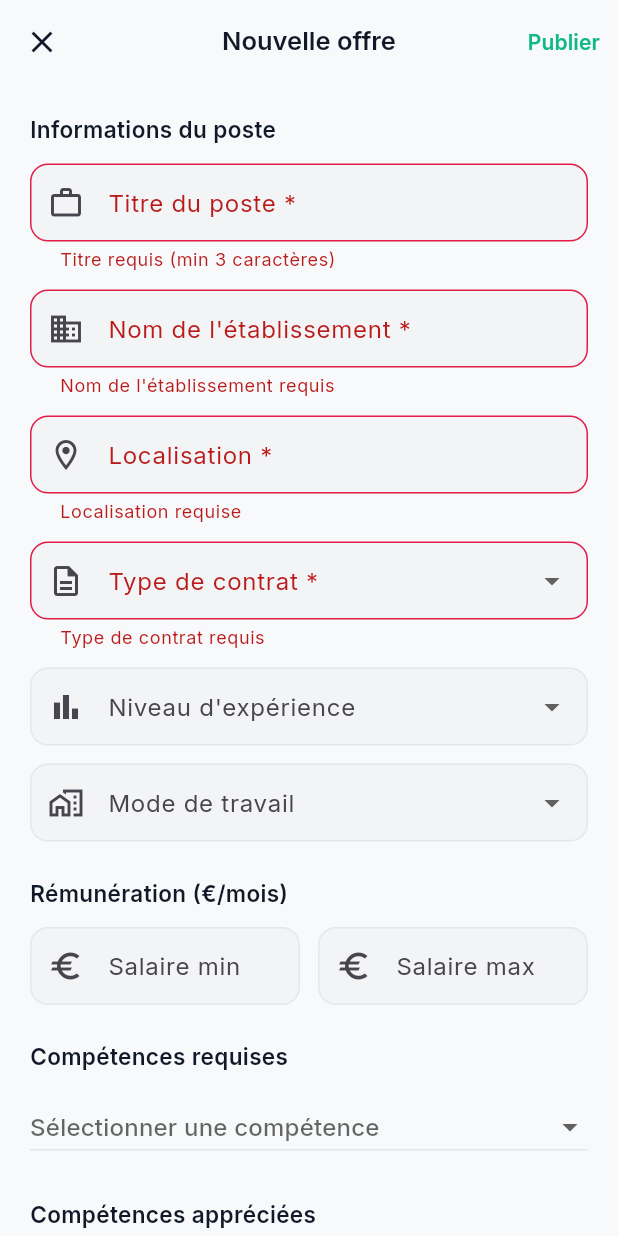
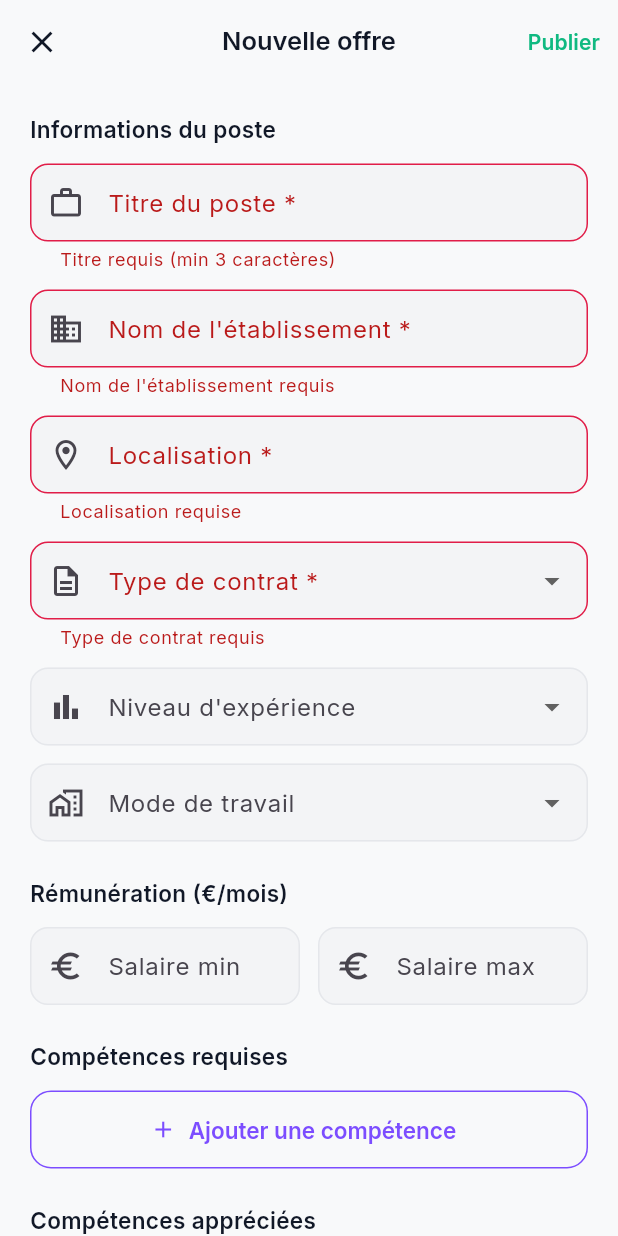
Before and after one commit to Itachi-infinito/SparkWork-Flutter, a Flutter app: the AddJobOfferPage screen opened by its route, after a tap on "Publier", on a phone screen of 412 x 824 dp. Run offline on Flutter 3.47's test engine with Material 3 defaults, Android fonts, the phone set to English and light mode, and no system bars; our stand-ins replace appinio_swiper, flutter_riverpod, go_router, google_fonts, shared_preferences, sqflite; accounts and stored records are empty.

Commit message:
SkillSelector

```diff
--- a/lib/views/recruiter/add_job_offer_page.dart
+++ b/lib/views/recruiter/add_job_offer_page.dart
@@ -344,65 +344,58 @@ class _AddJobOfferPageState extends ConsumerState<AddJobOfferPage> {
   }
 }
 
-class _SkillPicker extends StatefulWidget {
+class _SkillPicker extends StatelessWidget {
   final List<String> selected;
   final Color accentColor;
   final Color bgColor;
   final ValueChanged<List<String>> onChanged;
+  const _SkillPicker({required this.selected, required this.accentColor, required this.bgColor, required this.onChanged});
 
-  const _SkillPicker({
-    required this.selected,
-    required this.accentColor,
-    required this.bgColor,
-    required this.onChanged,
-  });
-
-  @override
-  State<_SkillPicker> createState() => _SkillPickerState();
-}
-
-class _SkillPickerState extends State<_SkillPicker> {
-  String? _value;
+  void _showPicker(BuildContext context) {
+    final available = AppSkills.horecaSkills
+        .toSet()
+        .where((s) => !selected.contains(s))
+        .toList();
+    showModalBottomSheet(
+      context: context,
+      builder: (ctx) => ListView.builder(
+        itemCount: available.length,
+        itemBuilder: (ctx, i) => ListTile(
+          title: Text(available[i]),
+          onTap: () {
+            onChanged([...selected, available[i]]);
+            Navigator.pop(ctx);
+          },
+        ),
+      ),
+    );
+  }
 
   @override
   Widget build(BuildContext context) {
     return Column(
+      crossAxisAlignment: CrossAxisAlignment.start,
       children: [
-        DropdownButton<String>(
-          value: null,
-          isExpanded: true,
-          underline: Container(height: 1, color: AppColors.border),
-          hint: const Text('Sélectionner une compétence'),
-          items: AppSkills.horecaSkills
-              .where((s) => !widget.selected.contains(s))
-              .map((s) => DropdownMenuItem(value: s, child: Text(s)))
-              .toList(),
-          onChanged: (v) {
-            if (v != null && !widget.selected.contains(v)) {
-              widget.onChanged([...widget.selected, v]);
-
-            }
-          },
+        OutlinedButton.icon(
+          onPressed: () => _showPicker(context),
+          icon: const Icon(Icons.add),
+          label: const Text('Ajouter une compétence'),
+          style: OutlinedButton.styleFrom(
+            foregroundColor: accentColor,
+            side: BorderSide(color: accentColor),
+          ),
         ),
-        if (widget.selected.isNotEmpty) ...[
+        if (selected.isNotEmpty) ...[
           const SizedBox(height: 10),
           Wrap(
             spacing: 8,
             runSpacing: 6,
-            children: widget.selected
-                .map((s) => Chip(
-                      label: Text(s,
-                          style: TextStyle(
-                              fontSize: 12, color: widget.accentColor)),
-                      backgroundColor: widget.bgColor,
-                      deleteIcon: Icon(Icons.close,
-                          size: 14, color: widget.accentColor),
-                      onDeleted: () {
-                        final updated = [...widget.selected]..remove(s);
-                        widget.onChanged(updated);
-                      },
-                    ))
-                .toList(),
+            children: selected.map((s) => Chip(
+              label: Text(s, style: TextStyle(fontSize: 12, color: accentColor)),
+              backgroundColor: bgColor,
+              deleteIcon: Icon(Icons.close, size: 14, color: accentColor),
+              onDeleted: () => onChanged([...selected]..remove(s)),
+            )).toList(),
           ),
         ],
       ],
```
Also changed, not shown: lib/views/candidate/edit_candidate_profile_page.dart (+38 -36 lines), lib/views/recruiter/edit_job_offer_page.dart (+46 -25 lines).
